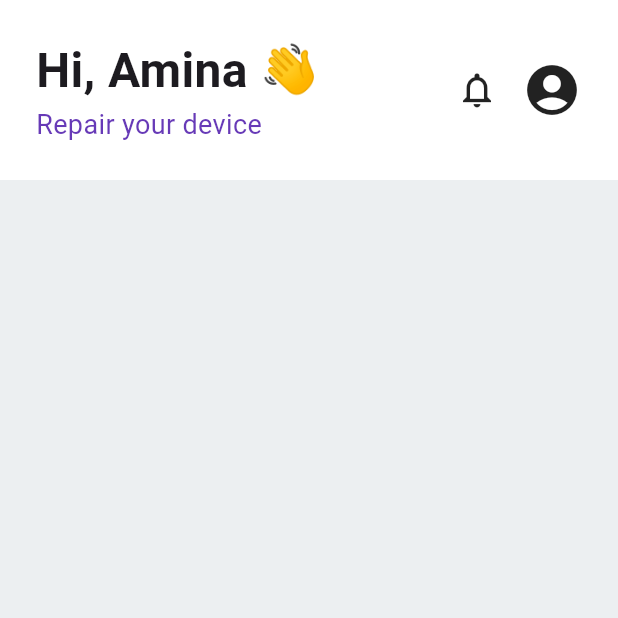
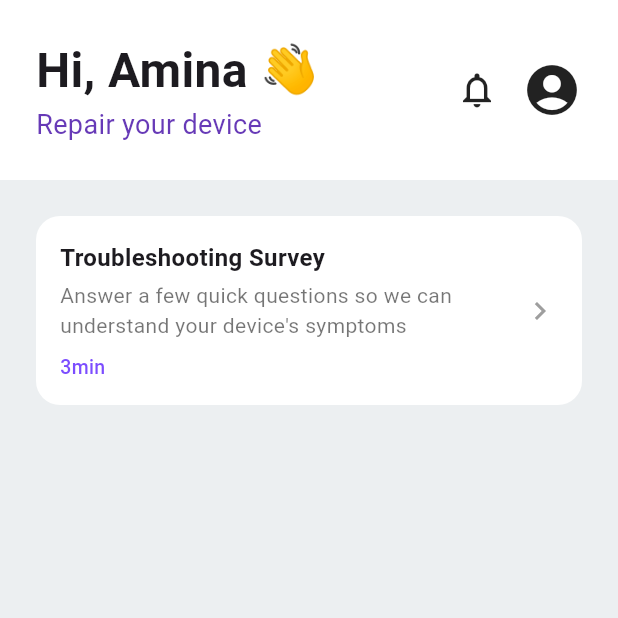
Before and after one commit to itsduce2/COMP3003-Techare, a Flutter app: the RepairScreen screen opened directly, on a phone screen of 412 x 824 dp, the top half of it. Run offline on Flutter 3.47's test engine with Material 3 defaults, Android fonts, the phone set to English and light mode, and no system bars; our stand-ins replace device_info_plus, shared_preferences; missing offline and left inert: battery_info_v2, storage_space; accounts and stored records are empty.

Commit message:
feat/Troubleshooting-card

```diff
--- a/lib/screens/repair.dart
+++ b/lib/screens/repair.dart
@@ -87,6 +87,73 @@ class _RepairScreenState extends State<RepairScreen> {
               //padding
               const SizedBox(height: 24),
 
+              Padding(
+                padding: const EdgeInsets.symmetric(horizontal: 24.0),
+                child: Column(
+                  crossAxisAlignment: CrossAxisAlignment.start,
+                  children: [
+
+                    // Troubleshooting survey card
+                    GestureDetector(
+                      onTap: () {},
+                      child: Container(
+                        padding: const EdgeInsets.all(16.0),
+                        decoration: BoxDecoration(
+                          color: Colors.white,
+                          borderRadius: BorderRadius.circular(16),
+                        ),
+                        child: Row(
+                          children: [
+                            Expanded(
+                              child: Column(
+                                crossAxisAlignment: CrossAxisAlignment.start,
+                                children: const [
+                                  Text(
+                                    'Troubleshooting Survey',
+                                    style: TextStyle(
+                                      fontSize: 16,
+                                      fontWeight: FontWeight.bold,
+                                    ),
+                                  ),
+
+                                  //padding
+                                  SizedBox(height: 4),
+
+                                  Text(
+                                    'Answer a few quick questions so we can understand your device\'s symptoms',
+                                    style: TextStyle(
+                                      fontSize: 14,
+                                      color: Colors.black54,
+                                    ),
+                                  ),
+
+                                  //padding
+                                  SizedBox(height: 8),
+
+                                  Text(
+                                    '3min',
+                                    style: TextStyle(
+                                      fontSize: 13,
+                                      color: Colors.deepPurpleAccent,
+                                      fontWeight: FontWeight.w500,
+                                    ),
+                                  ),
+                                ],
+                              ),
+                            ),
+                            const Icon(Icons.chevron_right, color: Colors.grey),
+                          ],
+                        ),
+                      ),
+                    ),
+
+                    //padding
+                    const SizedBox(height: 40),
+
+                  ],
+                ),
+              ),
+
             ],
           ),
         ),
```
